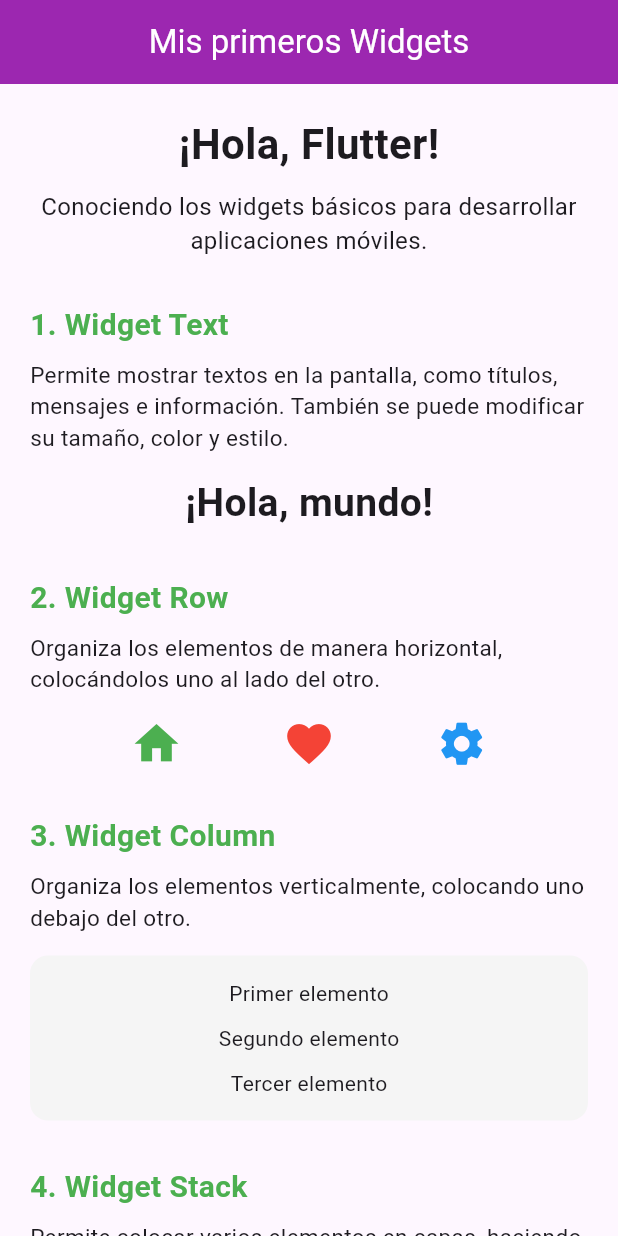
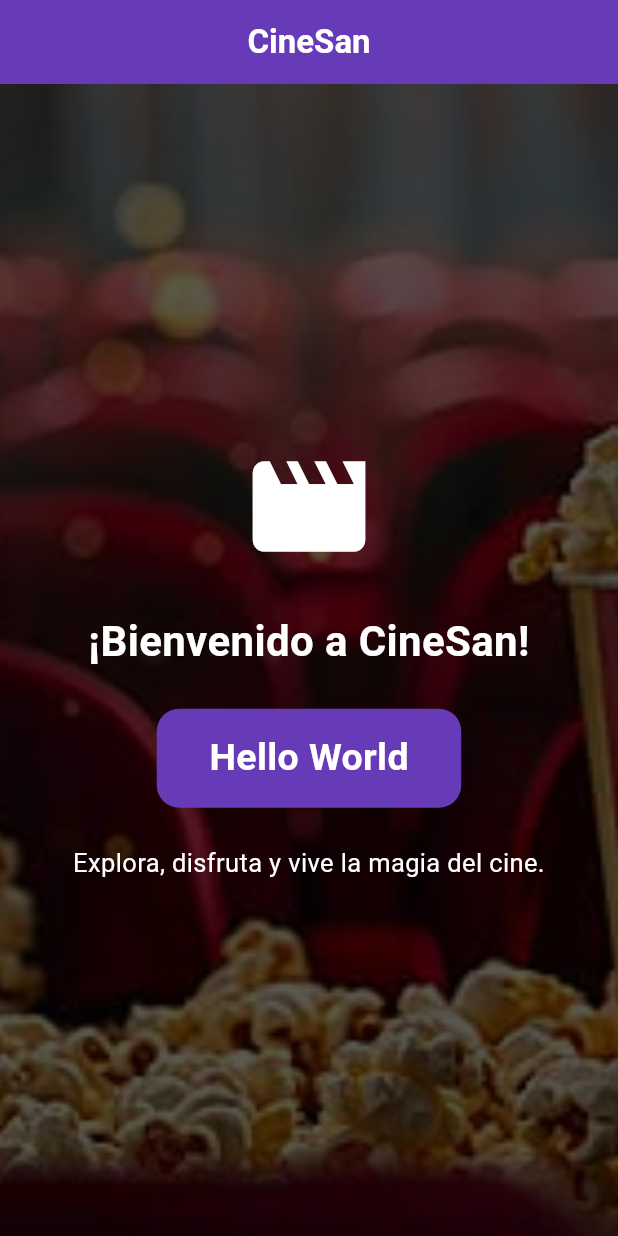
Before and after one commit to nenaadono81-web/LDSW_3.4.-Utilizacion-de-widgets, a Flutter app: the screen it shows after launch, on a phone screen of 412 x 824 dp. Run offline on Flutter 3.47's test engine with Material 3 defaults, Android fonts, the phone set to English and light mode, and no system bars.

Commit message:
Se diseña la pantalla de inicio de la aplicación móvil

```diff
--- a/lib/main.dart
+++ b/lib/main.dart
@@ -2,275 +2,125 @@
 import 'package:flutter/material.dart';
 
 void main() {
-    runApp(const MyApp());
+  runApp(const CineSanApp());
 }
 
-  class MyApp extends StatelessWidget {
-    const MyApp({super.key});
+class CineSanApp extends StatelessWidget {
+  const CineSanApp({super.key});
 
   @override
   Widget build(BuildContext context) {
     return MaterialApp(
       debugShowCheckedModeBanner: false,
-        title: 'Widgets Flutter',
-        home: Scaffold(
+      title: 'CineSan',
+      theme: ThemeData(
+        primarySwatch: Colors.deepPurple,
+      ),
+      home: const HomeScreen(),
+    );
+  }
+}
+
+class HomeScreen extends StatelessWidget {
+  const HomeScreen({super.key});
+
+  @override
+  Widget build(BuildContext context) {
+    return Scaffold(
       appBar: AppBar(
-            title: const Text('Mis primeros Widgets'),
+        title: const Text(
+          'CineSan',
+          style: TextStyle(
+            fontWeight: FontWeight.bold,
+          ),
+        ),
         centerTitle: true,
-            backgroundColor: Colors.purple,
+        backgroundColor: Colors.deepPurple,
         foregroundColor: Colors.white,
       ),
 
-          body: SingleChildScrollView(
+      body: Stack(
+        children: [
+          // Imagen de fondo
+          Positioned.fill(
+            child: Image.asset(
+              'assets/images/fondo_cine.jpg',
+              fit: BoxFit.cover,
+            ),
+          ),
+
+          // Capa oscura sobre la imagen
+          Positioned.fill(
+            child: Container(
+              color: Colors.black.withValues(alpha: 0.65),
+            ),
+          ),
+
+          // Contenido de bienvenida
+          Center(
             child: Padding(
               padding: const EdgeInsets.all(20),
 
               child: Column(
-                crossAxisAlignment: CrossAxisAlignment.start,
+                mainAxisAlignment: MainAxisAlignment.center,
                 children: [
+                  // Icono relacionado con películas
+                  const Icon(
+                    Icons.movie_creation,
+                    size: 90,
+                    color: Colors.white,
+                  ),
 
-                  // PRESENTACION
-                  const Center(
-                    child: Column(
-                      children: [
-                        Text(
-                          '¡Hola, Flutter!',
+                  const SizedBox(height: 25),
+
+                  // Mensaje de bienvenida
+                  const Text(
+                    '¡Bienvenido a CineSan!',
+                    textAlign: TextAlign.center,
                     style: TextStyle(
                       fontSize: 28,
                       fontWeight: FontWeight.bold,
-                          ),
-                        ),
-                        SizedBox(height: 10),
-                        Text(
-                          'Conociendo los widgets básicos '
-                              'para desarrollar aplicaciones móviles.',
-                          textAlign: TextAlign.center,
-                          style: TextStyle(fontSize: 16),
-                        ),
-                      ],
+                      color: Colors.white,
                     ),
                   ),
 
-                  const SizedBox(height: 30),
+                  const SizedBox(height: 25),
 
-                  // WIDGET TEXT
-                  const Text(
-                    '1. Widget Text',
+                  // Texto solicitado por el profesor
+                  Container(
+                    padding: const EdgeInsets.symmetric(
+                      horizontal: 35,
+                      vertical: 15,
+                    ),
+                    decoration: BoxDecoration(
+                      color: Colors.deepPurple,
+                      borderRadius: BorderRadius.circular(15),
+                    ),
+                    child: const Text(
+                      'Hello World',
                       style: TextStyle(
-                      fontSize: 20,
+                        fontSize: 25,
                         fontWeight: FontWeight.bold,
-                      color: Colors.green,
-                    ),
-                  ),
-
-                  const SizedBox(height: 8),
-
-                  const Text(
-                    'Permite mostrar textos en la pantalla, '
-                        'como títulos, mensajes e información. '
-                        'También se puede modificar su tamaño, '
-                        'color y estilo.',
-                    style: TextStyle(fontSize: 15),
-                  ),
-
-                  const SizedBox(height: 15),
-
-                  const Center(
-                    child: Text(
-                      '¡Hola, mundo!',
-                      style: TextStyle(
-                        fontSize: 26,
-                        fontWeight: FontWeight.bold,
+                        color: Colors.white,
                       ),
                     ),
                   ),
 
-                  const SizedBox(height: 30),
-
-                  // WIDGET ROW
-                  const Text(
-                    '2. Widget Row',
-                    style: TextStyle(
-                      fontSize: 20,
-                      fontWeight: FontWeight.bold,
-                      color: Colors.green,
-                    ),
-                  ),
-
-                  const SizedBox(height: 8),
+                  const SizedBox(height: 25),
 
                   const Text(
-                    'Organiza los elementos de manera horizontal, '
-                        'colocándolos uno al lado del otro.',
-                    style: TextStyle(fontSize: 15),
-                  ),
-
-                  const SizedBox(height: 15),
-
-                  Row(
-                    mainAxisAlignment: MainAxisAlignment.spaceEvenly,
-                    children: const [
-                      Icon(Icons.home, color: Colors.green, size: 35),
-                      Icon(Icons.favorite, color: Colors.red, size: 35),
-                      Icon(Icons.settings, color: Colors.blue, size: 35),
-                    ],
-                  ),
-
-                  const SizedBox(height: 30),
-
-                  // WIDGET COLUMN
-                  const Text(
-                    '3. Widget Column',
+                    'Explora, disfruta y vive la magia del cine.',
+                    textAlign: TextAlign.center,
                     style: TextStyle(
-                      fontSize: 20,
-                      fontWeight: FontWeight.bold,
-                      color: Colors.green,
-                    ),
-                  ),
-
-                  const SizedBox(height: 8),
-
-                  const Text(
-                    'Organiza los elementos verticalmente, '
-                        'colocando uno debajo del otro.',
-                    style: TextStyle(fontSize: 15),
-                  ),
-
-                  const SizedBox(height: 15),
-
-                  Container(
-                    width: double.infinity,
-                    padding: const EdgeInsets.all(15),
-                    decoration: BoxDecoration(
-                      color: Colors.grey.shade100,
-                      borderRadius: BorderRadius.circular(12),
-                    ),
-                    child: const Column(
-                      children: [
-                        Text('Primer elemento'),
-                        SizedBox(height: 10),
-                        Text('Segundo elemento'),
-                        SizedBox(height: 10),
-                        Text('Tercer elemento'),
-                      ],
-                    ),
-                  ),
-
-                  const SizedBox(height: 30),
-
-                  // WIDGET STACK
-                  const Text(
-                    '4. Widget Stack',
-                    style: TextStyle(
-                      fontSize: 20,
-                      fontWeight: FontWeight.bold,
-                      color: Colors.green,
-                    ),
-                  ),
-
-                  const SizedBox(height: 8),
-
-                  const Text(
-                    'Permite colocar varios elementos en capas, '
-                        'haciendo posible que unos aparezcan encima '
-                        'de otros.',
-                    style: TextStyle(fontSize: 15),
-                  ),
-
-                  const SizedBox(height: 15),
-
-                  Center(
-                    child: Stack(
-                      alignment: Alignment.center,
-                      children: [
-                        Container(
-                          width: 270,
-                          height: 120,
-                          decoration: BoxDecoration(
-                            color: Colors.green,
-                            borderRadius: BorderRadius.circular(15),
-                          ),
-                        ),
-
-                        const Text(
-                          'Texto sobre el recuadro',
-                          style: TextStyle(
+                      fontSize: 17,
                       color: Colors.white,
-                            fontSize: 18,
-                            fontWeight: FontWeight.bold,
                     ),
                   ),
                 ],
               ),
             ),
-
-                  const SizedBox(height: 30),
-
-                  // WIDGET CONTAINER
-                  const Text(
-                    '5. Widget Container',
-                    style: TextStyle(
-                      fontSize: 20,
-                      fontWeight: FontWeight.bold,
-                      color: Colors.green,
-                    ),
-                  ),
-
-                  const SizedBox(height: 8),
-
-                  const Text(
-                    'Funciona como un contenedor que permite '
-                        'organizar y personalizar elementos mediante '
-                        'colores, tamaños, bordes y espacios.',
-                    style: TextStyle(fontSize: 15),
-                  ),
-
-                  const SizedBox(height: 15),
-
-                  Container(
-                    width: double.infinity,
-                    padding: const EdgeInsets.all(20),
-                    decoration: BoxDecoration(
-                      color: Colors.green.shade100,
-                      borderRadius: BorderRadius.circular(15),
-                      border: Border.all(color: Colors.green),
-                    ),
-                    child: const Column(
-                      children: [
-                        Text(
-                          'Mi contenedor',
-                          style: TextStyle(
-                            fontSize: 20,
-                            fontWeight: FontWeight.bold,
-                          ),
-                        ),
-                        SizedBox(height: 8),
-                        Text(
-                          'Este recuadro utiliza color, '
-                              'espaciado y bordes redondeados.',
-                          textAlign: TextAlign.center,
           ),
         ],
-                    ),
-                  ),
-
-                  const SizedBox(height: 30),
-
-                  const Center(
-                    child: Text(
-                      'Luz Elena Sanchez Adoño',
-                      style: TextStyle(
-                        fontSize: 14,
-                        color: Colors.grey,
-                      ),
-                    ),
-                  ),
-
-                  const SizedBox(height: 20),
-                ],
-              ),
-            ),
-          ),
       ),
     );
   }
--- a/pubspec.yaml
+++ b/pubspec.yaml
@@ -56,6 +56,8 @@ flutter:
   # included with your application, so that you can use the icons in
   # the material Icons class.
   uses-material-design: true
+  assets:
+    - assets/images/
 
   # To add assets to your application, add an assets section, like this:
   # assets:
```
Also changed, not shown: assets/images/fondo_cine.jpg (added), 1 other file. Lines whose indentation alone changed are shown as unchanged.
